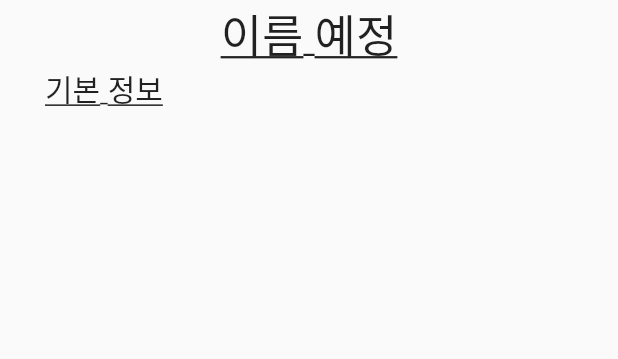
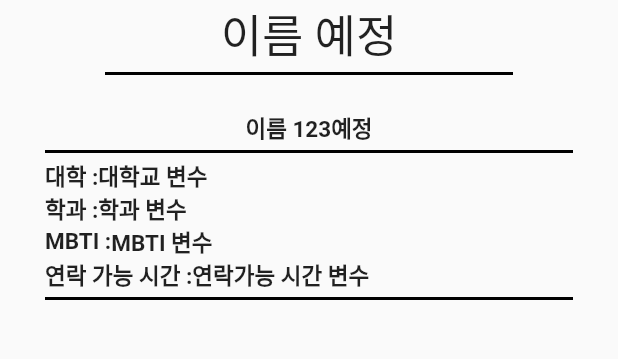
Before and after one commit to beomsuong/CourseMic, a Flutter app: the mypage screen opened directly, on a phone screen of 412 x 824 dp, the part 366-725 px from its top. Run offline on Flutter 3.47's test engine with Material 2 defaults, Android fonts, the phone set to English and light mode, and no system bars.

Commit message:
Update main.dart

```diff
--- a/lib/main.dart
+++ b/lib/main.dart
@@ -113,30 +113,106 @@ class mypage extends StatelessWidget {
               ),
             ),
           ),
-          const SizedBox(
-            child: Text(
-              '이름 예정',
-              style: TextStyle(
-                fontSize: 30,
-                decoration: TextDecoration.underline,
+          Column(
+            children: const [
+              Text(
+                '이름 예정',
+                style: TextStyle(
+                  fontSize: 30,
+                ),
+              ),
+              Divider(
+                thickness: 2,
+                height: 10,
+                indent: 70,
+                endIndent: 70,
+                color: Colors.black,
+              ),
+              SizedBox(
+                height: 20,
+              ),
+            ],
+          ),
+          Align(
+            alignment: Alignment.bottomLeft,
+            child: Padding(
+              padding: const EdgeInsets.only(right: 30, left: 30),
+              child: Column(
+                children: [
+                  const Text(
+                    '이름 123예정',
+                    style: TextStyle(fontSize: 15, fontWeight: FontWeight.w700),
+                  ),
+                  const Divider(
+                    thickness: 2,
+                    height: 10,
+                    color: Colors.black,
+                  ),
+                  Row(
+                    children: const [
+                      Text(
+                        '대학 :',
+                        style: TextStyle(
+                            fontSize: 15, fontWeight: FontWeight.w700),
+                      ),
+                      Text(
+                        '대학교 변수',
+                        style: TextStyle(
+                            fontSize: 15, fontWeight: FontWeight.w700),
+                      ),
+                    ],
+                  ),
+                  Row(
+                    children: const [
+                      Text(
+                        '학과 :',
+                        style: TextStyle(
+                            fontSize: 15, fontWeight: FontWeight.w700),
+                      ),
+                      Text(
+                        '학과 변수',
+                        style: TextStyle(
+                            fontSize: 15, fontWeight: FontWeight.w700),
+                      ),
+                    ],
+                  ),
+                  Row(
+                    children: const [
+                      Text(
+                        'MBTI :',
+                        style: TextStyle(
+                            fontSize: 15, fontWeight: FontWeight.w700),
+                      ),
+                      Text(
+                        'MBTI 변수',
+                        style: TextStyle(
+                            fontSize: 15, fontWeight: FontWeight.w700),
+                      ),
+                    ],
+                  ),
+                  Row(
+                    children: const [
+                      Text(
+                        '연락 가능 시간 :',
+                        style: TextStyle(
+                            fontSize: 15, fontWeight: FontWeight.w700),
+                      ),
+                      Text(
+                        '연락가능 시간 변수',
+                        style: TextStyle(
+                            fontSize: 15, fontWeight: FontWeight.w700),
+                      ),
+                    ],
+                  ),
+                  const Divider(
+                    thickness: 2,
+                    height: 10,
+                    color: Colors.black,
+                  ),
+                ],
               ),
             ),
           ),
-          const Align(
-            alignment: Alignment.bottomLeft,
-            child: Padding(
-              padding: EdgeInsets.only(bottom: 30, left: 30),
-              child: SizedBox(
-                child: Text(
-                  '기본 정보',
-                  style: TextStyle(
-                    fontSize: 20,
-                    decoration: TextDecoration.underline,
-                  ),
-                ),
-              ),
-            ),
-          )
         ],
       ),
     );
```
